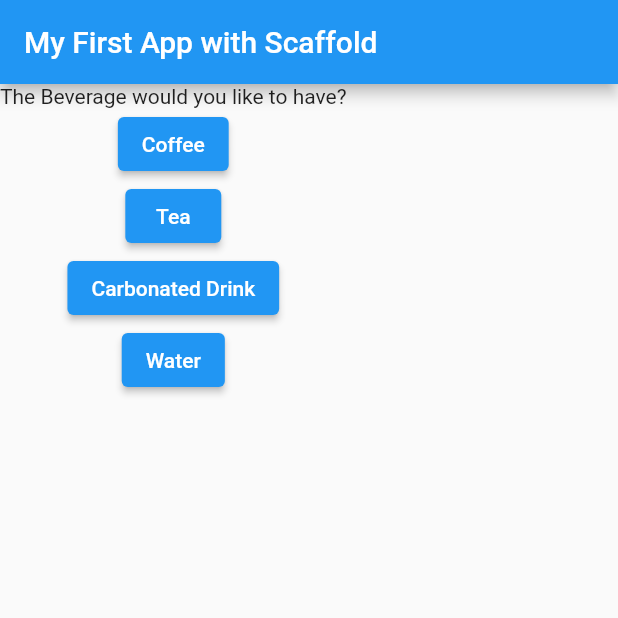
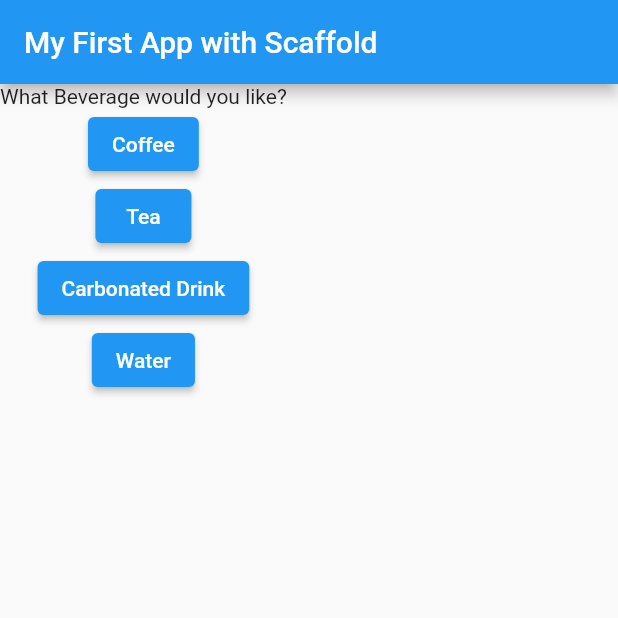
Before and after one commit to kali-dass/flutter_my_app_v2, a Flutter app: the screen it shows after launch, after a tap on "Coffee", on a phone screen of 412 x 824 dp, the top half of it. Run offline on Flutter 3.47's test engine with Material 2 defaults, Android fonts, the phone set to English and light mode, and no system bars.

Commit message:
Try changing the state with index and DOES NOT WORK

```diff
--- a/lib/main.dart
+++ b/lib/main.dart
@@ -7,12 +7,20 @@ import 'package:flutter/material.dart';
 void main() => runApp(MyApp());
 
 class MyApp extends StatelessWidget {
+  var questionIndiex = 0;
+
   void answerToQuestions() {
-    print('Answer Choosen');
+    questionIndiex = questionIndiex + 1;
+    print(questionIndiex);
   }
 
   @override
   Widget build(BuildContext context) {
+    var questions = [
+      'What Beverage would you like?',
+      'What laptop would you like?'
+    ];
+
     return MaterialApp(
       home: Scaffold(
         appBar: AppBar(
@@ -20,7 +28,7 @@ class MyApp extends StatelessWidget {
         ),
         body: Column(
           children: [
-            Text('The Beverage would you like to have?'),
+            Text(questions[questionIndiex]),
             ElevatedButton(onPressed: answerToQuestions, child: Text('Coffee')),
             ElevatedButton(
                 onPressed: () => print('Tea Choosen'), child: Text('Tea')),
```
